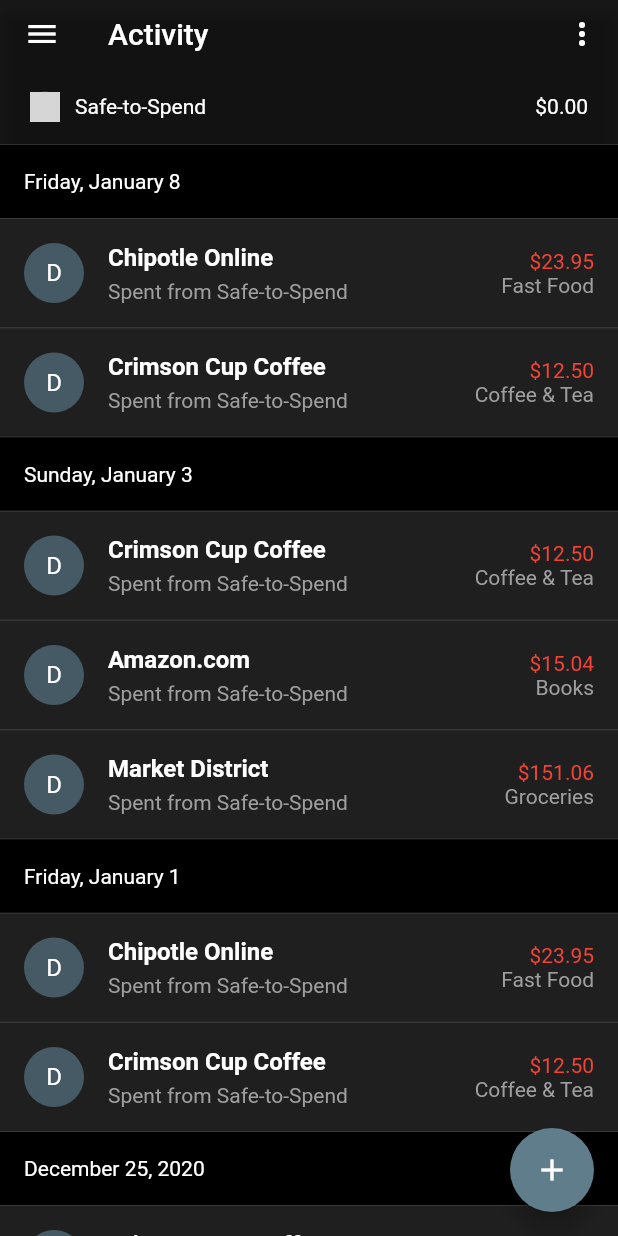
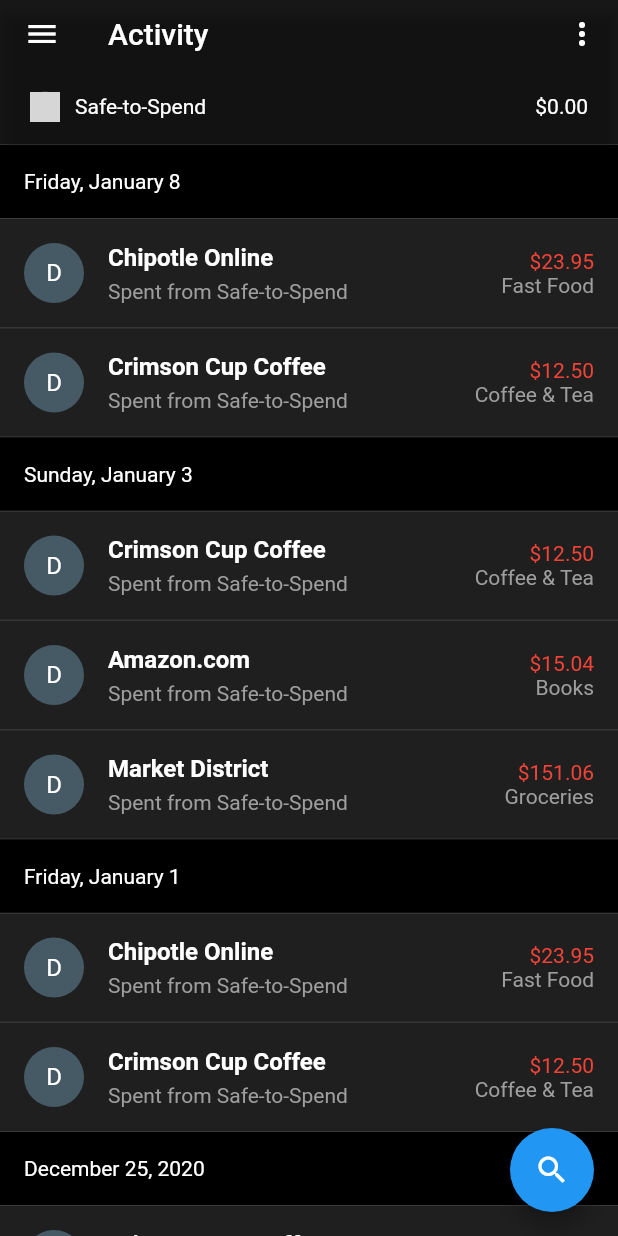
Before and after one commit to deriegle/flutter-simple-bank-clone, a Flutter app: the screen it shows after launch, on a phone screen of 412 x 824 dp. Run offline on Flutter 3.47's test engine with Material 2 defaults, Android fonts, the phone set to English and light mode, and no system bars; drawn by our look-alikes of sticky_headers; network calls fail; grey boxes are pictures that could not be loaded.

Commit message:
Implement search

```diff
--- a/lib/main.dart
+++ b/lib/main.dart
@@ -28,12 +28,15 @@
 }
 
 class _MyHomePageState extends State<MyHomePage> {
-  int _counter = 0;
+  TextEditingController searchTextController;
+  bool isSearching = false;
 
-  void _incrementCounter() {
-    setState(() {
-      _counter++;
-    });
+  String get searchText => searchTextController.text;
+
+  @override
+  void initState() {
+    searchTextController = TextEditingController(text: '');
+    super.initState();
   }
 
   void onMoreActionPress(MoreActions action) {
@@ -53,21 +56,66 @@
     );
   }
 
+  AppBar buildAppBar(BuildContext context) {
+    final backgroundColor = Colors.black.withAlpha(230);
+    final safeToSpend = SafeToSpend(amount: 0, onPressed: () => onSafeToSpendPress(context));
+
+    if (isSearching) {
+      return AppBar(
+        backgroundColor: backgroundColor,
+        leading: IconButton(
+          onPressed: () {
+            setState(() {
+              isSearching = false;
+            });
+          },
+          icon: Icon(Icons.arrow_back),
+        ),
+        title: TextField(
+          autofocus: true,
+          maxLines: 1,
+          controller: searchTextController,
+          onChanged: (t) => setState(() {}),
+          style: TextStyle(color: Colors.white),
+        ),
+        actions: <Widget>[
+          searchText.isEmpty
+              ? Container()
+              : IconButton(
+                  icon: Icon(Icons.clear),
+                  onPressed: () {
+                    searchTextController.text = '';
+                  },
+                ),
+        ],
+        bottom: SafeToSpend(amount: 0, onPressed: () => onSafeToSpendPress(context)),
+      );
+    }
+
+    return AppBar(
+      backgroundColor: backgroundColor,
+      title: Text(widget.title),
+      actions: <Widget>[MoreActionsButton(onSelected: onMoreActionPress)],
+      bottom: SafeToSpend(amount: 0, onPressed: () => onSafeToSpendPress(context)),
+    );
+  }
+
   @override
   Widget build(BuildContext context) {
     return Scaffold(
-      appBar: AppBar(
-        backgroundColor: Colors.black.withAlpha(230),
-        title: Text(widget.title),
-        actions: <Widget>[MoreActionsButton(onSelected: onMoreActionPress)],
-        bottom: SafeToSpend(amount: 0, onPressed: () => onSafeToSpendPress(context)),
-      ),
+      appBar: buildAppBar(context),
       body: ExpenseList(),
       drawer: AppDrawer(),
       floatingActionButton: FloatingActionButton(
-        onPressed: _incrementCounter,
-        tooltip: 'Increment',
-        child: Icon(Icons.add),
+        onPressed: () {
+          setState(() {
+            searchTextController.text = '';
+            isSearching = true;
+          });
+        },
+        backgroundColor: Colors.blue,
+        tooltip: 'Search for transactions',
+        child: Icon(Icons.search),
       ),
     );
   }
```
